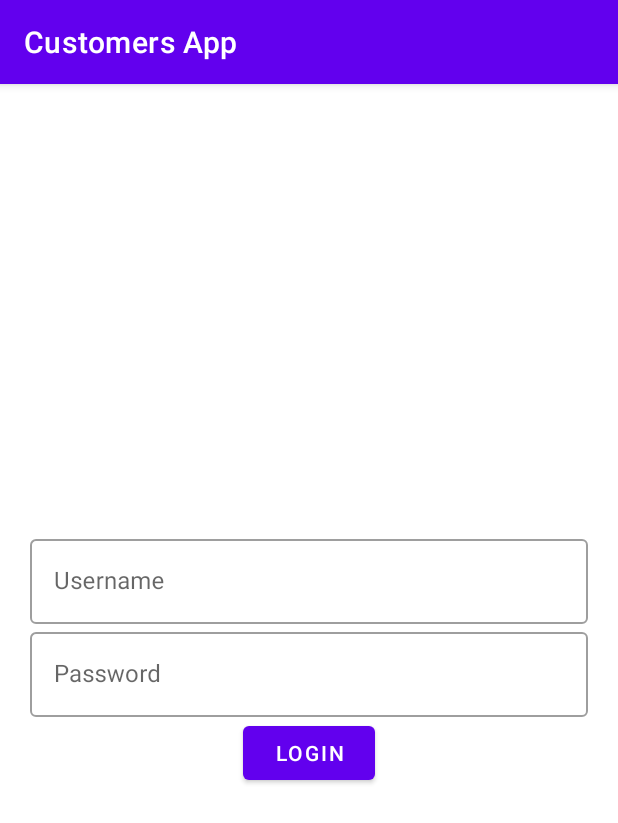
After one commit to karkaminski/Customers, an Android app: the LoginFragment screen opened through its navigation route, on a phone screen of 412 x 824 dp. The commit adds this screen. Shown: the top 823 px of the screen. Run offline under Robolectric (Android 15) with nearby library versions, the phone set to English and light mode, and no system bars.

Commit message:
LoginFragment

```diff
--- /dev/null
+++ b/app/src/main/java/pl/karkaminski/customers/ui/login/LoginFragment.java
@@ -0,0 +1,25 @@
+package pl.karkaminski.customers.ui.login;
+
+import android.os.Bundle;
+import android.view.LayoutInflater;
+import android.view.View;
+import android.view.ViewGroup;
+
+import androidx.annotation.NonNull;
+import androidx.annotation.Nullable;
+import androidx.fragment.app.Fragment;
+
+import pl.karkaminski.customers.R;
+
+public class LoginFragment extends Fragment {
+
+
+
+    @Override
+    public View onCreateView(@NonNull LayoutInflater inflater, @Nullable ViewGroup container,
+                             @Nullable Bundle savedInstanceState) {
+        return inflater.inflate(R.layout.login_fragment, container, false);
+    }
+
+
+}
--- /dev/null
+++ b/app/src/main/java/pl/karkaminski/customers/ui/login/LoginViewModel.java
@@ -0,0 +1,7 @@
+package pl.karkaminski.customers.ui.login;
+
+import androidx.lifecycle.ViewModel;
+
+public class LoginViewModel extends ViewModel {
+    // TODO: Implement the ViewModel
+}
--- /dev/null
+++ b/app/src/main/res/layout/login_fragment.xml
@@ -0,0 +1,52 @@
+<?xml version="1.0" encoding="utf-8"?>
+<RelativeLayout xmlns:android="http://schemas.android.com/apk/res/android"
+    xmlns:tools="http://schemas.android.com/tools"
+    android:layout_width="match_parent"
+    android:layout_height="match_parent"
+    tools:context=".ui.login.LoginFragment"
+    android:padding="20dp">
+
+
+    <LinearLayout
+        android:layout_width="match_parent"
+        android:layout_height="wrap_content"
+        android:layout_centerInParent="true"
+        android:orientation="vertical">
+
+        <com.google.android.material.textfield.TextInputLayout
+            style="@style/Widget.MaterialComponents.TextInputLayout.OutlinedBox"
+            android:layout_width="match_parent"
+            android:layout_height="wrap_content"
+            android:hint="Username">
+
+            <com.google.android.material.textfield.TextInputEditText
+                android:id="@+id/edit_text_username"
+                android:layout_width="match_parent"
+                android:layout_height="wrap_content" />
+
+        </com.google.android.material.textfield.TextInputLayout>
+
+        <com.google.android.material.textfield.TextInputLayout
+            style="@style/Widget.MaterialComponents.TextInputLayout.OutlinedBox"
+            android:layout_width="match_parent"
+            android:layout_height="wrap_content"
+            android:hint="Password">
+
+            <com.google.android.material.textfield.TextInputEditText
+                android:id="@+id/edit_text_password"
+                android:layout_width="match_parent"
+                android:layout_height="wrap_content"
+                android:inputType="textPassword"/>
+
+        </com.google.android.material.textfield.TextInputLayout>
+
+        <com.google.android.material.button.MaterialButton
+            android:id="@+id/button_login"
+            android:layout_width="wrap_content"
+            android:layout_height="wrap_content"
+            android:text="login"
+            android:layout_gravity="center"/>
+
+
+    </LinearLayout>
+</RelativeLayout>
--- a/app/src/main/res/navigation/nav_graph.xml
+++ b/app/src/main/res/navigation/nav_graph.xml
@@ -71,5 +71,13 @@
             app:popUpTo="@id/splashScreenFragment"/>
     </fragment>
 
+    <fragment
+        android:id="@+id/loginFragment"
+        android:name="pl.karkaminski.customers.ui.login.LoginFragment"
+        android:label="login_fragment"
+        tools:layout="@layout/login_fragment">
+
+    </fragment>
+
 
 </navigation>
```
